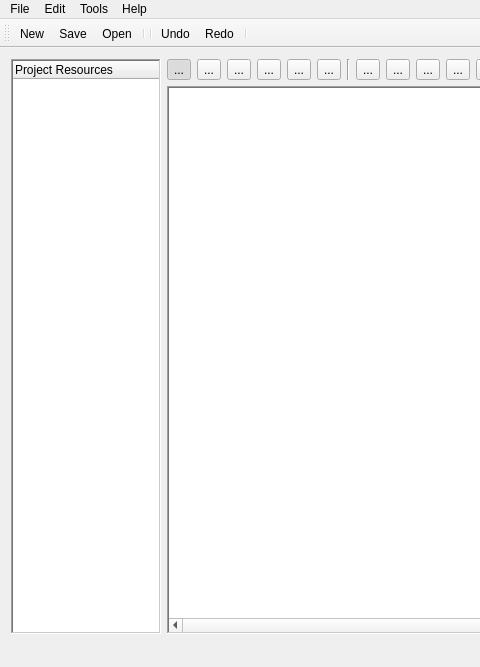
Qt form MainWindow.ui (Preece/TGL) before a commit; both pictures show x 0 to 480 and y 0 to 667 of the 989 by 667 pixel window.
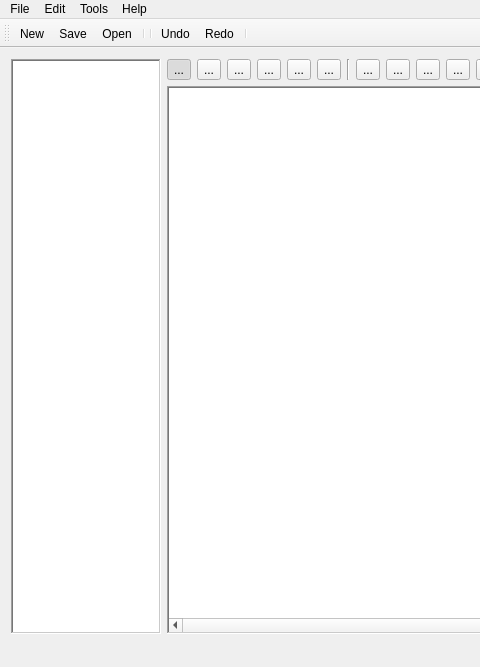
The same form after that commit. Icons and pictures are not drawn. Custom widgets are drawn as their Qt base class.

Patch:
```diff
--- a/MainWindow.ui
+++ b/MainWindow.ui
@@ -63,7 +63,7 @@
        <bool>false</bool>
       </property>
       <attribute name="headerVisible">
-       <bool>true</bool>
+       <bool>false</bool>
       </attribute>
       <column>
        <property name="text">
```
